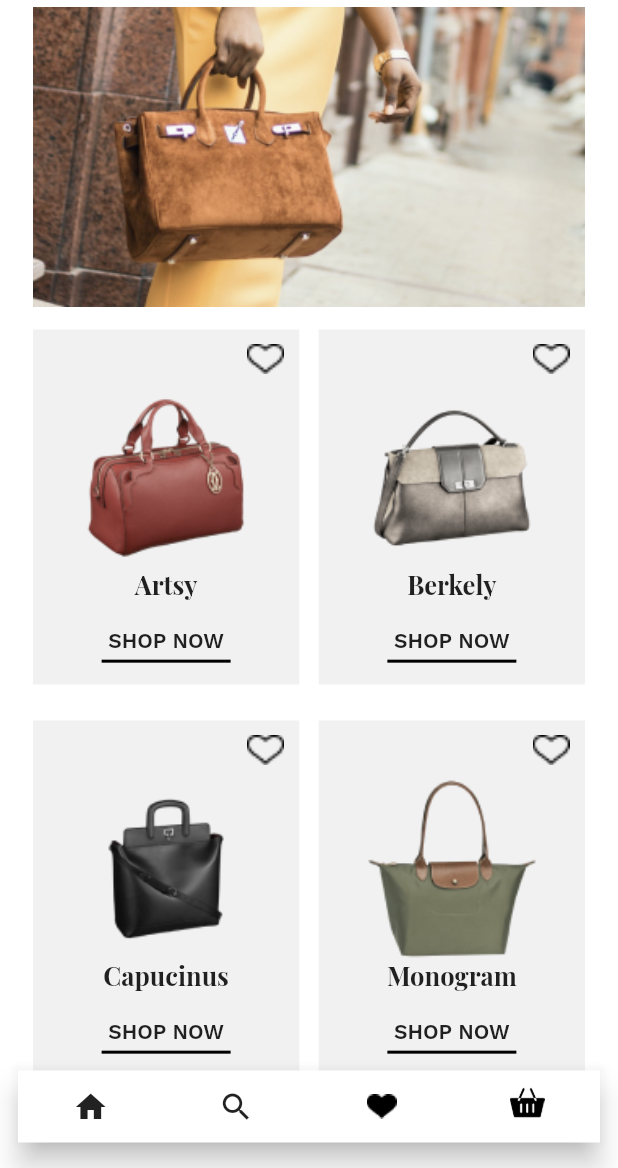
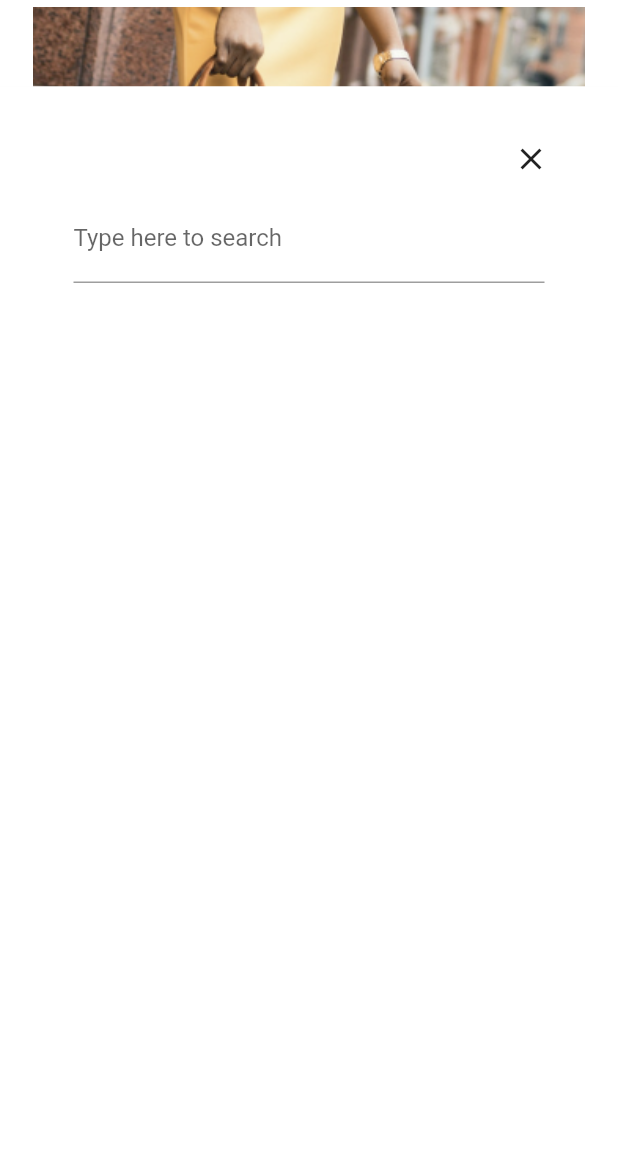
Before and after one commit to ranaivosoa-rindra/bagzz, a Flutter app: the screen it shows after launch, after a tap on the "search" icon, on a phone screen of 412 x 824 dp, the part 68-1236 px from its top. Run offline on Flutter 3.47's test engine with Material 2 defaults, Android fonts, the phone set to English and light mode, and no system bars; our stand-ins replace google_fonts.

Commit message:
UI non dynamic done

```diff
--- a/lib/utils/bottomBar.dart
+++ b/lib/utils/bottomBar.dart
@@ -21,6 +21,40 @@ class BottomBar extends StatefulWidget {
 }
 
 class _BottomBarState extends State<BottomBar> {
+  _searchBottomSheet() {
+    showModalBottomSheet(
+        barrierColor: Colors.transparent,
+        context: context,
+        isScrollControlled: true,
+        builder: (context) {
+          return Container(
+            padding: EdgeInsets.only(left: 34, right: 34, top: 24),
+            color: Colors.white,
+            height: MediaQuery.of(context).size.height * 0.875,
+            child: Column(
+              children: [
+                Align(
+                  alignment: Alignment.topRight,
+                  child: IconButton(
+                    icon: Icon(Icons.close),
+                    onPressed: () {},
+                  ),
+                ),
+                Padding(
+                  padding: const EdgeInsets.symmetric(horizontal: 15.0),
+                  child: TextFormField(
+                    decoration: InputDecoration(
+                      border: UnderlineInputBorder(),
+                      label: Text("Type here to search"),
+                    ),
+                  ),
+                ),
+              ],
+            ),
+          );
+        });
+  }
+
   _itemslistBottomSheet(List itemsList, String title) {
     showModalBottomSheet(
         barrierColor: Colors.transparent,
@@ -87,7 +121,7 @@ class _BottomBarState extends State<BottomBar> {
                               height: 1.5),
                         ],
                         if (index == itemsList.length - 1) ...[
-                          if(title == "wishlist")...[
+                          if (title == "wishlist") ...[
                             Padding(
                               padding: EdgeInsets.only(top: 30.0),
                               child: ElevatedButton(
@@ -107,7 +141,7 @@ class _BottomBarState extends State<BottomBar> {
                               ),
                             ),
                           ],
-                          if(title == "cartList")...[
+                          if (title == "cartList") ...[
                             Padding(
                               padding: EdgeInsets.only(top: 30.0),
                               child: ElevatedButton(
@@ -151,9 +185,11 @@ class _BottomBarState extends State<BottomBar> {
         mainAxisAlignment: MainAxisAlignment.spaceAround,
         children: [
           IconButton(onPressed: () {}, icon: Icon(Icons.home)),
-          IconButton(onPressed: () {
-
-          }, icon: Icon(Icons.search)),
+          IconButton(
+              onPressed: () {
+                _searchBottomSheet();
+              },
+              icon: Icon(Icons.search)),
           IconButton(
             onPressed: () {
               _itemslistBottomSheet(widget.wishFeeds, "wishlist");
```
